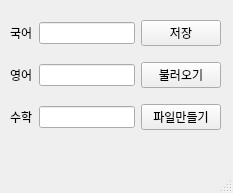
Before: the Qt Designer form python_work/20211112/assignment.ui in DongJoonLeeDJ/AI_501_4, drawn with Qt 5.
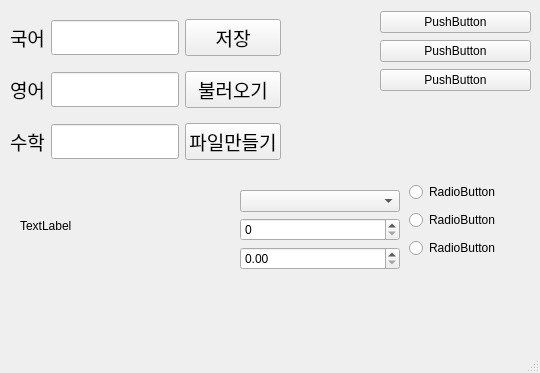
After: the same form once the commit is applied.

The edit to the form file:
```diff
--- a/python_work/20211112/assignment.ui
+++ b/python_work/20211112/assignment.ui
@@ -6,8 +6,8 @@
    <rect>
     <x>0</x>
     <y>0</y>
-    <width>233</width>
-    <height>193</height>
+    <width>540</width>
+    <height>373</height>
    </rect>
   </property>
   <property name="windowTitle">
@@ -19,16 +19,41 @@
      <rect>
       <x>10</x>
       <y>10</y>
-      <width>211</width>
-      <height>131</height>
+      <width>271</width>
+      <height>161</height>
      </rect>
     </property>
+    <property name="font">
+     <font>
+      <family>배달의민족 주아</family>
+      <pointsize>14</pointsize>
+      <weight>50</weight>
+      <bold>false</bold>
+     </font>
+    </property>
     <layout class="QGridLayout" name="gridLayout">
      <item row="0" column="1">
-      <widget class="QLineEdit" name="lineEdit"/>
+      <widget class="QLineEdit" name="koredit">
+       <property name="font">
+        <font>
+         <family>배달의민족 주아</family>
+         <pointsize>14</pointsize>
+         <weight>50</weight>
+         <bold>false</bold>
+        </font>
+       </property>
+      </widget>
      </item>
      <item row="0" column="0">
       <widget class="QLabel" name="label">
+       <property name="font">
+        <font>
+         <family>배달의민족 주아</family>
+         <pointsize>14</pointsize>
+         <weight>50</weight>
+         <bold>false</bold>
+        </font>
+       </property>
        <property name="text">
         <string>국어</string>
        </property>
@@ -36,6 +61,14 @@
      </item>
      <item row="2" column="0">
       <widget class="QLabel" name="label_3">
+       <property name="font">
+        <font>
+         <family>배달의민족 주아</family>
+         <pointsize>14</pointsize>
+         <weight>50</weight>
+         <bold>false</bold>
+        </font>
+       </property>
        <property name="text">
         <string>수학</string>
        </property>
@@ -43,33 +76,83 @@
      </item>
      <item row="1" column="0">
       <widget class="QLabel" name="label_2">
+       <property name="font">
+        <font>
+         <family>배달의민족 주아</family>
+         <pointsize>14</pointsize>
+         <weight>50</weight>
+         <bold>false</bold>
+        </font>
+       </property>
        <property name="text">
         <string>영어</string>
        </property>
       </widget>
      </item>
      <item row="2" column="1">
-      <widget class="QLineEdit" name="lineEdit_3"/>
+      <widget class="QLineEdit" name="mathedit">
+       <property name="font">
+        <font>
+         <family>배달의민족 주아</family>
+         <pointsize>14</pointsize>
+         <weight>50</weight>
+         <bold>false</bold>
+        </font>
+       </property>
+      </widget>
      </item>
      <item row="1" column="1">
-      <widget class="QLineEdit" name="lineEdit_2"/>
+      <widget class="QLineEdit" name="engedit">
+       <property name="font">
+        <font>
+         <family>배달의민족 주아</family>
+         <pointsize>14</pointsize>
+         <weight>50</weight>
+         <bold>false</bold>
+        </font>
+       </property>
+      </widget>
      </item>
      <item row="0" column="2">
-      <widget class="QPushButton" name="pushButton">
+      <widget class="QPushButton" name="savebtn">
+       <property name="font">
+        <font>
+         <family>배달의민족 주아</family>
+         <pointsize>14</pointsize>
+         <weight>50</weight>
+         <bold>false</bold>
+        </font>
+       </property>
        <property name="text">
         <string>저장</string>
        </property>
       </widget>
      </item>
      <item row="1" column="2">
-      <widget class="QPushButton" name="pushButton_2">
+      <widget class="QPushButton" name="loadbtn">
+       <property name="font">
+        <font>
+         <family>배달의민족 주아</family>
+         <pointsize>14</pointsize>
+         <weight>50</weight>
+         <bold>false</bold>
+        </font>
+       </property>
        <property name="text">
         <string>불러오기</string>
        </property>
       </widget>
      </item>
      <item row="2" column="2">
-      <widget class="QPushButton" name="pushButton_3">
+      <widget class="QPushButton" name="createbtn">
+       <property name="font">
+        <font>
+         <family>배달의민족 주아</family>
+         <pointsize>14</pointsize>
+         <weight>50</weight>
+         <bold>false</bold>
+        </font>
+       </property>
        <property name="text">
         <string>파일만들기</string>
        </property>
@@ -77,6 +160,106 @@
      </item>
     </layout>
    </widget>
+   <widget class="QWidget" name="verticalLayoutWidget">
+    <property name="geometry">
+     <rect>
+      <x>380</x>
+      <y>10</y>
+      <width>151</width>
+      <height>83</height>
+     </rect>
+    </property>
+    <layout class="QVBoxLayout" name="verticalLayout">
+     <item>
+      <widget class="QPushButton" name="pushButton">
+       <property name="text">
+        <string>PushButton</string>
+       </property>
+      </widget>
+     </item>
+     <item>
+      <widget class="QPushButton" name="pushButton_2">
+       <property name="text">
+        <string>PushButton</string>
+       </property>
+      </widget>
+     </item>
+     <item>
+      <widget class="QPushButton" name="pushButton_3">
+       <property name="text">
+        <string>PushButton</string>
+       </property>
+      </widget>
+     </item>
+    </layout>
+   </widget>
+   <widget class="QWidget" name="verticalLayoutWidget_2">
+    <property name="geometry">
+     <rect>
+      <x>240</x>
+      <y>190</y>
+      <width>160</width>
+      <height>80</height>
+     </rect>
+    </property>
+    <layout class="QVBoxLayout" name="verticalLayout_2">
+     <item>
+      <widget class="QComboBox" name="comboBox"/>
+     </item>
+     <item>
+      <widget class="QSpinBox" name="spinBox"/>
+     </item>
+     <item>
+      <widget class="QDoubleSpinBox" name="doubleSpinBox"/>
+     </item>
+    </layout>
+   </widget>
+   <widget class="QWidget" name="verticalLayoutWidget_3">
+    <property name="geometry">
+     <rect>
+      <x>409</x>
+      <y>180</y>
+      <width>101</width>
+      <height>81</height>
+     </rect>
+    </property>
+    <layout class="QVBoxLayout" name="verticalLayout_3">
+     <item>
+      <widget class="QRadioButton" name="radioButton">
+       <property name="text">
+        <string>RadioButton</string>
+       </property>
+      </widget>
+     </item>
+     <item>
+      <widget class="QRadioButton" name="radioButton_3">
+       <property name="text">
+        <string>RadioButton</string>
+       </property>
+      </widget>
+     </item>
+     <item>
+      <widget class="QRadioButton" name="radioButton_2">
+       <property name="text">
+        <string>RadioButton</string>
+       </property>
+      </widget>
+     </item>
+    </layout>
+   </widget>
+   <widget class="QLabel" name="label_4">
+    <property name="geometry">
+     <rect>
+      <x>20</x>
+      <y>200</y>
+      <width>81</width>
+      <height>51</height>
+     </rect>
+    </property>
+    <property name="text">
+     <string>TextLabel</string>
+    </property>
+   </widget>
   </widget>
   <widget class="QMenuBar" name="menubar">
    <property name="geometry">
```
Left out of the diff: 2 changed lines with no effect on the pictures.
